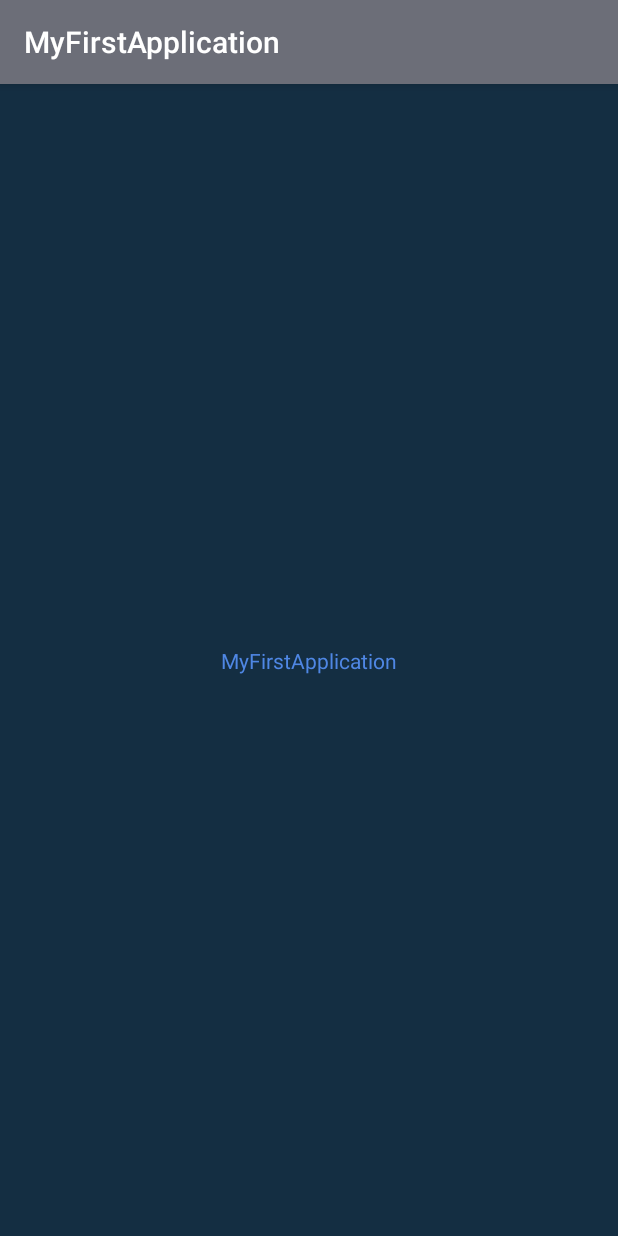
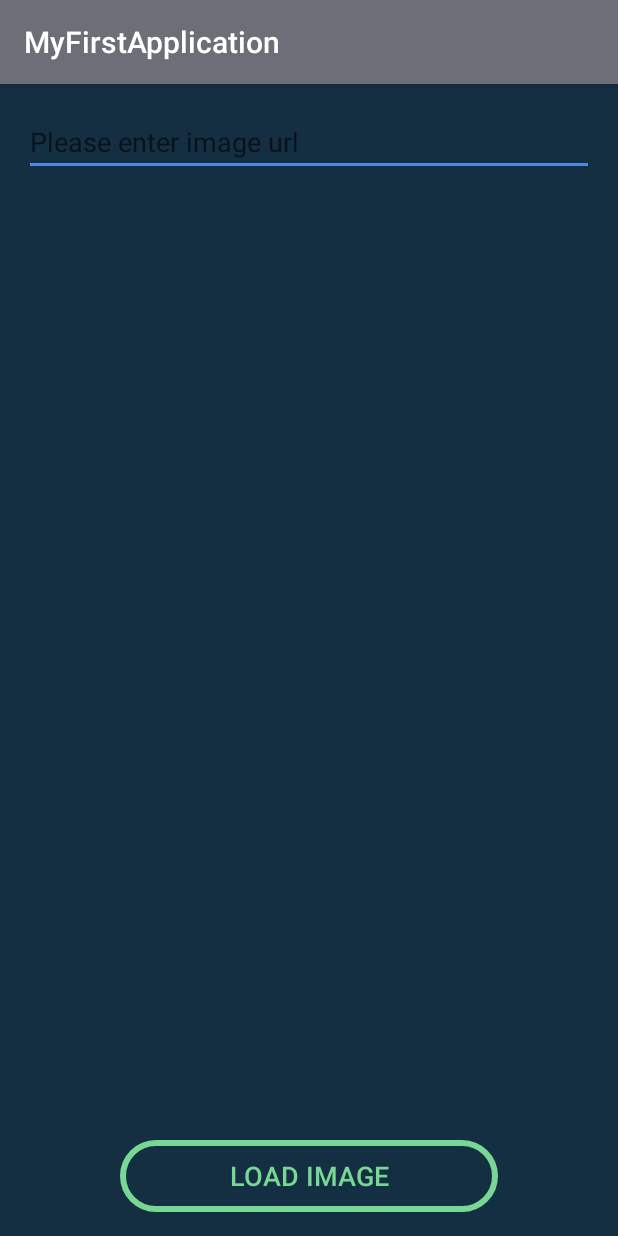
Before and after one commit to Plehanov-K/MyFirstApp, an Android app: the MainActivity2 screen opened directly, with no data from a screen before it, on a phone screen of 412 x 824 dp. Run offline under Robolectric (Android 15) with nearby library versions, the phone set to English and light mode, and no system bars; our stand-ins replace Picasso.

Commit message:
Add view by url

```diff
--- a/app/build.gradle
+++ b/app/build.gradle
@@ -25,6 +25,7 @@ android {
 }
 
 dependencies {
+    implementation 'com.squareup.picasso:picasso:2.71828'
     implementation fileTree(dir: "libs", include: ["*.jar"])
     implementation "org.jetbrains.kotlin:kotlin-stdlib:$kotlin_version"
     implementation 'androidx.core:core-ktx:1.3.1'
--- a/app/src/main/AndroidManifest.xml
+++ b/app/src/main/AndroidManifest.xml
@@ -1,6 +1,8 @@
 <?xml version="1.0" encoding="utf-8"?>
 <manifest xmlns:android="http://schemas.android.com/apk/res/android"
     package="com.pliakhanau.myfirstapplication">
+
+    <uses-permission android:name="android.permission.INTERNET"/>
 
     <application
         android:allowBackup="true"
--- a/app/src/main/res/layout/activity_main2.xml
+++ b/app/src/main/res/layout/activity_main2.xml
@@ -7,14 +7,36 @@
     android:background="@color/colorMainView"
     tools:context=".MainActivity2">
 
-    <TextView
-        android:id="@+id/textView"
-        android:layout_width="wrap_content"
+    <EditText
+        android:id="@+id/editText"
+        android:layout_width="match_parent"
         android:layout_height="wrap_content"
-        android:text="@string/app_name"
-        android:textColor="@color/colorAccent"
-        app:layout_constraintBottom_toBottomOf="parent"
-        app:layout_constraintEnd_toEndOf="parent"
-        app:layout_constraintStart_toStartOf="parent"
-        app:layout_constraintTop_toTopOf="parent" />
+        android:layout_margin="16dp"
+        app:layout_constraintTop_toTopOf="parent"
+        android:hint="@string/hint"/>
+
+    <ImageView
+        android:id="@+id/imageView"
+        android:layout_width="match_parent"
+        android:layout_height="match_parent"
+        android:layout_marginStart="16dp"
+        android:layout_marginEnd="16dp"
+        android:layout_marginTop="100dp"
+        android:layout_marginBottom="100dp" />
+
+    <Button
+        android:id="@+id/buttonLoad"
+        android:layout_width="match_parent"
+        android:layout_height="wrap_content"
+        android:layout_marginStart="80dp"
+        android:layout_marginEnd="80dp"
+        android:layout_marginBottom="16dp"
+        android:background="@drawable/my_button"
+        android:text="@string/buttonLoad"
+        android:textColor="@color/colorButton"
+        android:textSize="18sp"
+        app:layout_constraintBottom_toBottomOf="parent" />
+
+
+
 </androidx.constraintlayout.widget.ConstraintLayout>
--- a/app/src/main/res/values/strings.xml
+++ b/app/src/main/res/values/strings.xml
@@ -1,6 +1,8 @@
 <resources>
     <string name="app_name">MyFirstApplication</string>
-    <string name="button1">Button1</string>
+    <string name="button1">Picasso</string>
     <string name="button2">Button2</string>
     <string name="button3">Button3</string>
+    <string name="buttonLoad">Load Image</string>
+    <string name="hint">Please enter image url</string>
 </resources>
```
Also changed, not shown: app/src/main/java/com/pliakhanau/myfirstapplication/MainActivity2.kt (+13 -0 lines), app/src/main/res/layout/activity_main.xml (+12 -8 lines), app/src/main/res/drawable/error.jpg (added).
